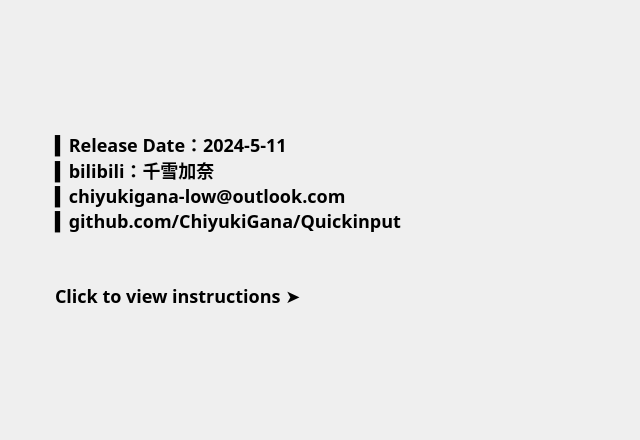
ChiyukiGana/Quickinput, file .ui/AboutUi.ui: the form before one commit.
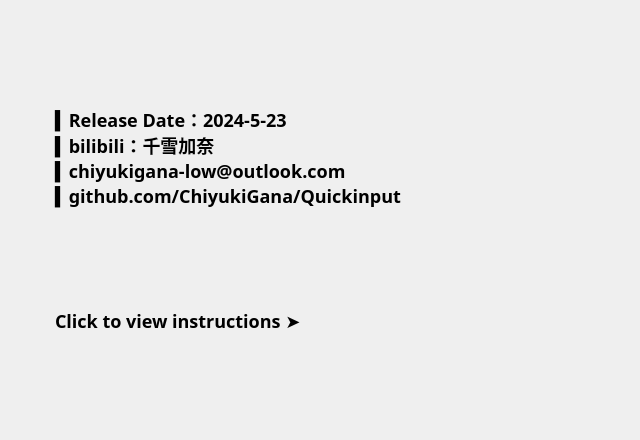
The form after the commit. Icons and pictures are not drawn.

What changed in the file:
```diff
--- a/.ui/AboutUi.ui
+++ b/.ui/AboutUi.ui
@@ -70,12 +70,14 @@
       <string notr="true">QLabel{color:black;border-image:url(:/about.png);padding-left:50px;font-size:18px}QLabel:hover{color:#00F;}</string>
      </property>
      <property name="text">
-      <string>▍Release Date：2024-5-11
+      <string>▍Release Date：2024-5-23
 ▍bilibili：千雪加奈
 ▍chiyukigana-low@outlook.com
 ▍github.com/ChiyukiGana/Quickinput
 
 
+
+
 Click to view instructions ➤</string>
      </property>
      <property name="textFormat">
```
